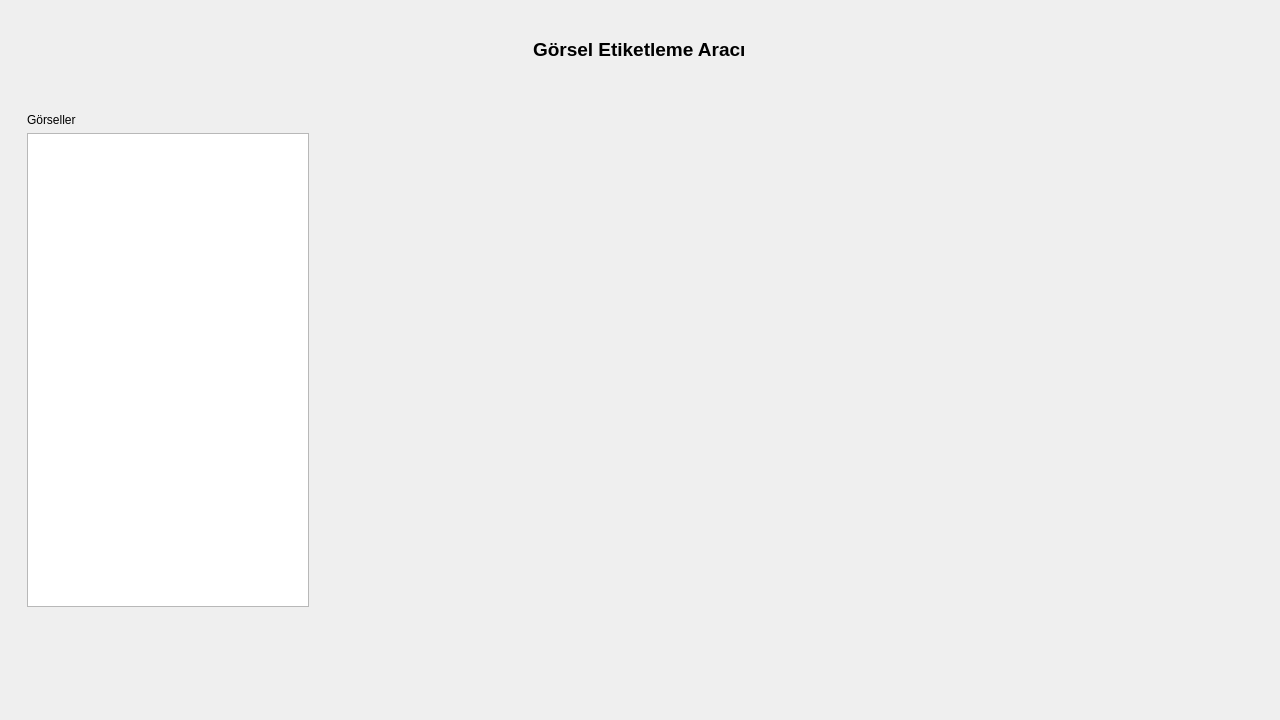
The window that templates/ui/mainWindow.ui (ismaildrcn/data-labeling) describes before a commit, drawn with Qt 5.
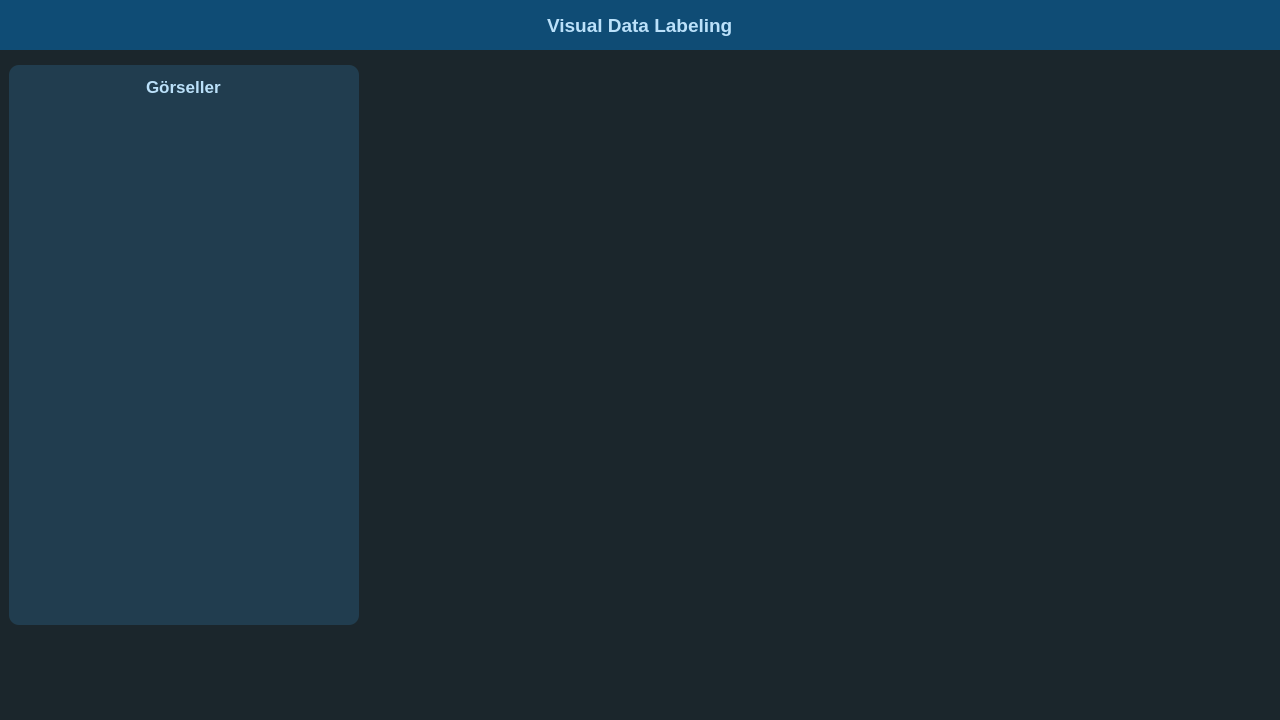
The same window after the commit. The open tabs and pages were chosen to show the change. Icons and pictures are not drawn.

Commit message: Add action bar & Add multiple image import & select area on image

Patch:
```diff
--- a/templates/ui/mainWindow.ui
+++ b/templates/ui/mainWindow.ui
@@ -17,19 +17,59 @@
    </size>
   </property>
   <property name="windowTitle">
-   <string>MainWindow</string>
+   <string>Visual Data Labeling</string>
+  </property>
+  <property name="tabShape">
+   <enum>QTabWidget::Rounded</enum>
   </property>
   <widget class="QWidget" name="centralwidget">
+   <property name="styleSheet">
+    <string notr="true">#centralwidget{
+	background-color: #1B262C;
+}
+QLabel{
+	color: #BBE1FA;
+}</string>
+   </property>
    <layout class="QVBoxLayout" name="verticalLayout">
+    <property name="leftMargin">
+     <number>0</number>
+    </property>
+    <property name="topMargin">
+     <number>0</number>
+    </property>
+    <property name="rightMargin">
+     <number>0</number>
+    </property>
+    <property name="bottomMargin">
+     <number>0</number>
+    </property>
     <item>
      <widget class="QWidget" name="widget_top" native="true">
       <property name="minimumSize">
        <size>
         <width>0</width>
-        <height>80</height>
+        <height>50</height>
        </size>
       </property>
+      <property name="styleSheet">
+       <string notr="true">#widget_top{
+	background-color: rgb(15, 76, 117);
+}</string>
+      </property>
       <layout class="QHBoxLayout" name="horizontalLayout_2">
+       <property name="leftMargin">
+        <number>9</number>
+       </property>
+       <property name="topMargin">
+        <number>0</number>
+       </property>
+       <property name="bottomMargin">
+        <number>0</number>
+       </property>
+       <item>
+        <widget class="QWidget" name="widget" native="true"/>
+       </item>
        <item alignment="Qt::AlignHCenter">
         <widget class="QLabel" name="label_image_labeling_title">
          <property name="font">
@@ -40,63 +80,279 @@
           </font>
          </property>
          <property name="text">
-          <string>Görsel Etiketleme Aracı</string>
+          <string>Visual Data Labeling</string>
          </property>
         </widget>
        </item>
-      </layout>
-     </widget>
-    </item>
-    <item>
-     <widget class="QWidget" name="widget_center" native="true">
-      <property name="sizePolicy">
-       <sizepolicy hsizetype="Preferred" vsizetype="Expanding">
-        <horstretch>0</horstretch>
-        <verstretch>0</verstretch>
-       </sizepolicy>
-      </property>
-      <layout class="QHBoxLayout" name="horizontalLayout">
-       <item>
-        <widget class="QWidget" name="widget_image_list" native="true">
-         <property name="minimumSize">
-          <size>
-           <width>300</width>
-           <height>0</height>
-          </size>
+       <item alignment="Qt::AlignRight">
+        <widget class="QWidget" name="widget_topbar_actions" native="true">
+         <property name="styleSheet">
+          <string notr="true">QPushButton{
+	border:none;
+	background-color: transparent;
+}</string>
          </property>
-         <property name="maximumSize">
-          <size>
-           <width>300</width>
-           <height>16777215</height>
-          </size>
-         </property>
-         <layout class="QVBoxLayout" name="verticalLayout_2">
+         <layout class="QHBoxLayout" name="horizontalLayout">
           <item>
-           <widget class="QLabel" name="label_image_list_title">
+           <widget class="QPushButton" name="pushButton_hide_window">
+            <property name="minimumSize">
+             <size>
+              <width>25</width>
+              <height>25</height>
+             </size>
+            </property>
+            <property name="maximumSize">
+             <size>
+              <width>25</width>
+              <height>25</height>
+             </size>
+            </property>
             <property name="text">
-             <string>Görseller</string>
+             <string/>
             </property>
+            <property name="icon">
+             <iconset resource="../../rcc_files/rsrc.qrc">
+              <normaloff>:/images/templates/images/minus.svg</normaloff>:/images/templates/images/minus.svg</iconset>
+            </property>
+            <property name="iconSize">
+             <size>
+              <width>22</width>
+              <height>22</height>
+             </size>
+            </property>
            </widget>
           </item>
           <item>
-           <widget class="QListWidget" name="image_list"/>
+           <widget class="QPushButton" name="pushButton_fullscreen_window">
+            <property name="minimumSize">
+             <size>
+              <width>25</width>
+              <height>25</height>
+             </size>
+            </property>
+            <property name="maximumSize">
+             <size>
+              <width>25</width>
+              <height>25</height>
+             </size>
+            </property>
+            <property name="text">
+             <string/>
+            </property>
+            <property name="icon">
+             <iconset resource="../../rcc_files/rsrc.qrc">
+              <normaloff>:/images/templates/images/full-screen.svg</normaloff>:/images/templates/images/full-screen.svg</iconset>
+            </property>
+            <property name="iconSize">
+             <size>
+              <width>22</width>
+              <height>22</height>
+             </size>
+            </property>
+           </widget>
+          </item>
+          <item>
+           <widget class="QPushButton" name="pushButton_close_window">
+            <property name="minimumSize">
+             <size>
+              <width>25</width>
+              <height>25</height>
+             </size>
+            </property>
+            <property name="maximumSize">
+             <size>
+              <width>25</width>
+              <height>25</height>
+             </size>
+            </property>
+            <property name="text">
+             <string/>
+            </property>
+            <property name="icon">
+             <iconset resource="../../rcc_files/rsrc.qrc">
+              <normaloff>:/images/templates/images/close.svg</normaloff>:/images/templates/images/close.svg</iconset>
+            </property>
+            <property name="iconSize">
+             <size>
+              <width>22</width>
+              <height>22</height>
+             </size>
+            </property>
+           </widget>
           </item>
          </layout>
         </widget>
        </item>
-       <item>
-        <widget class="QWidget" name="widget_labeling_area" native="true">
-         <property name="sizePolicy">
-          <sizepolicy hsizetype="MinimumExpanding" vsizetype="Preferred">
-           <horstretch>0</horstretch>
-           <verstretch>0</verstretch>
-          </sizepolicy>
-         </property>
-        </widget>
-       </item>
       </layout>
      </widget>
     </item>
+    <item>
+     <widget class="QStackedWidget" name="pages">
+      <property name="styleSheet">
+       <string notr="true">#page_labeling, #page_data_importing{
+	background-color: #1B262C;
+}</string>
+      </property>
+      <property name="currentIndex">
+       <number>0</number>
+      </property>
+      <widget class="QWidget" name="page_data_importing">
+       <layout class="QHBoxLayout" name="layout_page_data_importing">
+        <item>
+         <widget class="QWidget" name="widget_importing_area" native="true">
+          <property name="minimumSize">
+           <size>
+            <width>450</width>
+            <height>300</height>
+           </size>
+          </property>
+          <property name="maximumSize">
+           <size>
+            <width>450</width>
+            <height>300</height>
+           </size>
+          </property>
+          <property name="styleSheet">
+           <string notr="true">#widget_importing_area{
+	border-radius:10px;
+	border: 3px solid #3282B8;
+}</string>
+          </property>
+          <layout class="QVBoxLayout" name="layout_importing_area">
+           <property name="topMargin">
+            <number>50</number>
+           </property>
+           <item alignment="Qt::AlignHCenter">
+            <widget class="QLabel" name="icon_drop_images">
+             <property name="minimumSize">
+              <size>
+               <width>60</width>
+               <height>60</height>
+              </size>
+             </property>
+             <property name="maximumSize">
+              <size>
+               <width>60</width>
+               <height>60</height>
+              </size>
+             </property>
+             <property name="text">
+              <string/>
+             </property>
+             <property name="pixmap">
+              <pixmap resource="../../rcc_files/rsrc.qrc">:/images/templates/images/drop-images.svg</pixmap>
+             </property>
+             <property name="scaledContents">
+              <bool>true</bool>
+             </property>
+            </widget>
+           </item>
+           <item>
+            <widget class="QLabel" name="label_drop_images">
+             <property name="text">
+              <string>&lt;html&gt;&lt;head/&gt;&lt;body&gt;&lt;p align=&quot;center&quot;&gt;&lt;span style=&quot; font-weight:600;&quot;&gt;Drop images&lt;/span&gt;&lt;/p&gt;&lt;p align=&quot;center&quot;&gt;or &lt;/p&gt;&lt;p align=&quot;center&quot;&gt;&lt;span style=&quot; font-weight:600;&quot;&gt;Click here to select them&lt;/span&gt;&lt;/p&gt;&lt;/body&gt;&lt;/html&gt;</string>
+             </property>
+            </widget>
+           </item>
+          </layout>
+         </widget>
+        </item>
+       </layout>
+      </widget>
+      <widget class="QWidget" name="page_labeling">
+       <layout class="QHBoxLayout" name="layout_page_labeling">
+        <item>
+         <widget class="QWidget" name="widget_image_list" native="true">
+          <property name="minimumSize">
+           <size>
+            <width>350</width>
+            <height>0</height>
+           </size>
+          </property>
+          <property name="maximumSize">
+           <size>
+            <width>350</width>
+            <height>16777215</height>
+           </size>
+          </property>
+          <property name="styleSheet">
+           <string notr="true">QListWidget{
+	background-color: transparent;
+}
+#widget_image_list{
+	background-color: rgba(50, 130, 184, 64);
+	border-radius: 10px;
+}</string>
+          </property>
+          <layout class="QVBoxLayout" name="layout_image_list">
+           <property name="leftMargin">
+            <number>9</number>
+           </property>
+           <property name="topMargin">
+            <number>12</number>
+           </property>
+           <property name="rightMargin">
+            <number>9</number>
+           </property>
+           <property name="bottomMargin">
+            <number>12</number>
+           </property>
+           <item alignment="Qt::AlignHCenter">
+            <widget class="QLabel" name="label_image_list_title">
+             <property name="font">
+              <font>
+               <pointsize>13</pointsize>
+               <weight>75</weight>
+               <bold>true</bold>
+              </font>
+             </property>
+             <property name="text">
+              <string>Görseller</string>
+             </property>
+            </widget>
+           </item>
+           <item>
+            <widget class="QListWidget" name="image_list"/>
+           </item>
+          </layout>
+         </widget>
+        </item>
+        <item>
+         <widget class="QWidget" name="widget_labeling_area" native="true">
+          <property name="sizePolicy">
+           <sizepolicy hsizetype="MinimumExpanding" vsizetype="Preferred">
+            <horstretch>0</horstretch>
+            <verstretch>0</verstretch>
+           </sizepolicy>
+          </property>
+          <property name="styleSheet">
+           <string notr="true">QGraphicsView{
+	background-color: transparent;
+}</string>
+          </property>
+          <layout class="QHBoxLayout" name="layout_labeling_area">
+           <property name="spacing">
+            <number>0</number>
+           </property>
+           <property name="leftMargin">
+            <number>0</number>
+           </property>
+           <property name="topMargin">
+            <number>0</number>
+           </property>
+           <property name="rightMargin">
+            <number>0</number>
+           </property>
+           <property name="bottomMargin">
+            <number>0</number>
+           </property>
+          </layout>
+         </widget>
+        </item>
+       </layout>
+      </widget>
+     </widget>
+    </item>
     <item>
      <widget class="QWidget" name="widget_bottom" native="true">
       <property name="minimumSize">
```
Left out of the diff: 4 changed lines with no effect on the pictures. The commit also changes 11 other files.
